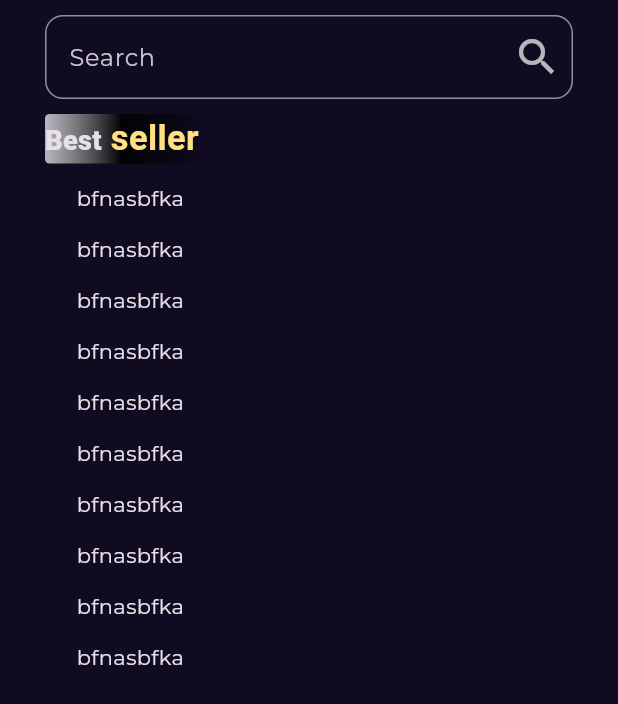
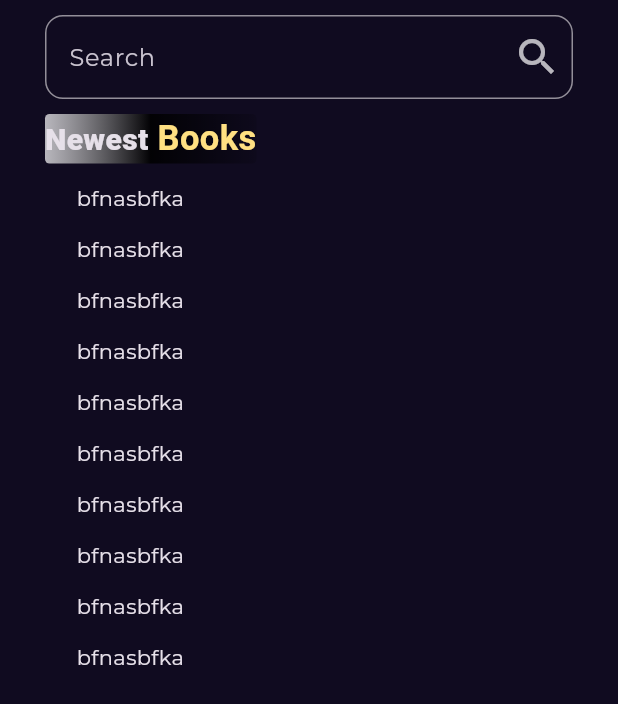
Before and after one commit to kareemabdeen/Bookly_app, a Flutter app: the screen it shows after launch, after a tap on the "search" icon, on a phone screen of 412 x 824 dp. Shown: the top 704 px of the screen. Run offline on Flutter 3.47's test engine with Material 3 defaults, Android fonts, the phone set to English and light mode, and no system bars; our stand-ins replace animated_text_kit, cached_network_image, dartz, dio, equatable, flutter_bloc and 3 more; network calls fail.

Commit message:
display newest books list view data

```diff
--- a/lib/Features/Home/presentation/views/widgets/books_details_section_widgets.dart
+++ b/lib/Features/Home/presentation/views/widgets/books_details_section_widgets.dart
@@ -47,6 +47,8 @@ class BooksDetailsSection extends StatelessWidget {
           height: 18,
         ),
         const BookRating(
+          averageRating: 3.4,
+          ratingCount: 250,
           mainAxisAlignment: MainAxisAlignment.center,
         ),
         const SizedBox(
--- a/lib/Features/Home/presentation/views/widgets/custom_book_item.dart
+++ b/lib/Features/Home/presentation/views/widgets/custom_book_item.dart
@@ -1,6 +1,7 @@
-import 'package:bookly_app/core/widgets/custom_loading_indicator_widget.dart';
 import 'package:cached_network_image/cached_network_image.dart';
 import 'package:flutter/material.dart';
+
+import '../../../../../core/widgets/custom_loading_indicator_widget.dart';
 
 class CustomBookImage extends StatelessWidget {
   const CustomBookImage({super.key, required this.imageUrl});
--- a/lib/Features/Home/presentation/views/widgets/featured_list_view.dart
+++ b/lib/Features/Home/presentation/views/widgets/featured_list_view.dart
@@ -1,10 +1,10 @@
-import 'package:bookly_app/Features/Home/presentation/view_model/Futured_books_cubit/featured_books_cubit.dart';
-import 'package:bookly_app/core/widgets/custom_error_message_widget.dart';
-import 'package:bookly_app/core/widgets/custom_loading_indicator_widget.dart';
 import 'package:flutter/material.dart';
 import 'package:flutter_bloc/flutter_bloc.dart';
 
+import '../../../../../core/widgets/custom_error_message_widget.dart';
+import '../../../../../core/widgets/custom_loading_indicator_widget.dart';
 import '../../../../Home/presentation/views/widgets/custom_book_item.dart';
+import '../../view_model/Futured_books_cubit/featured_books_cubit.dart';
 
 class FeaturedListView extends StatelessWidget {
   const FeaturedListView({super.key});
--- a/lib/Features/Home/presentation/views/widgets/home_view_body.dart
+++ b/lib/Features/Home/presentation/views/widgets/home_view_body.dart
@@ -11,6 +11,7 @@ class HomeViewBody extends StatelessWidget {
   @override
   Widget build(BuildContext context) {
     return const CustomScrollView(
+      physics: BouncingScrollPhysics(),
       slivers: [
         SliverToBoxAdapter(
           child: Column(
@@ -32,7 +33,7 @@ class HomeViewBody extends StatelessWidget {
           ),
         ),
         SliverFillRemaining(
-          child: BestSellerListView(),
+          child: NewestListView(),
         ),
       ],
     );
--- a/lib/Features/Home/presentation/views/widgets/styling_text_widget.dart
+++ b/lib/Features/Home/presentation/views/widgets/styling_text_widget.dart
@@ -24,12 +24,15 @@ class StylingTextWidget extends StatelessWidget {
       child: Text.rich(
         TextSpan(
           children: [
-            const TextSpan(
-              text: 'Best',
-              style: StylesManager.titleMedium,
+            TextSpan(
+              text: 'Newest',
+              style: StylesManager.titleMedium.copyWith(
+                // fontFamily: "Arial",
+                fontSize: 20,
+              ),
             ),
             TextSpan(
-              text: ' seller',
+              text: ' Books',
               style: StylesManager.titleMediumWithCustomColor,
             ),
           ],
--- a/lib/core/utils/dependency_injection.dart
+++ b/lib/core/utils/dependency_injection.dart
@@ -1,7 +1,8 @@
-import 'package:bookly_app/Features/Home/data/reposotory/home_repo_implementaion.dart';
-import 'package:bookly_app/core/utils/api_services.dart';
 import 'package:dio/dio.dart';
 import 'package:get_it/get_it.dart';
+
+import '../../Features/Home/data/reposotory/home_repo_implementaion.dart';
+import 'api_services.dart';
 
 final getIt = GetIt.instance;
 
@@ -10,5 +11,4 @@ void setupDependencyInjection() {
   getIt.registerSingleton<ApiServices>(ApiServices(dio: getIt.get<Dio>()));
   getIt.registerSingleton<HomeRepoImpl>(
       HomeRepoImpl(apiServices: getIt.get<ApiServices>()));
-
 }
--- a/lib/core/widgets/custom_error_message_widget.dart
+++ b/lib/core/widgets/custom_error_message_widget.dart
@@ -1,5 +1,6 @@
-import 'package:bookly_app/core/utils/styles.dart';
 import 'package:flutter/material.dart';
+
+import '../utils/styles.dart';
 
 class CustomErrorWidget extends StatelessWidget {
   const CustomErrorWidget({super.key, required this.errorMessage});
```
Also changed, not shown: lib/Features/Home/presentation/views/widgets/best_seller_listview_widget.dart (+6 -6 lines), lib/Features/Home/presentation/views/widgets/book_listview_item.dart (+12 -8 lines), lib/Features/Home/presentation/views/widgets/book_rating_widget.dart (+8 -3 lines).
